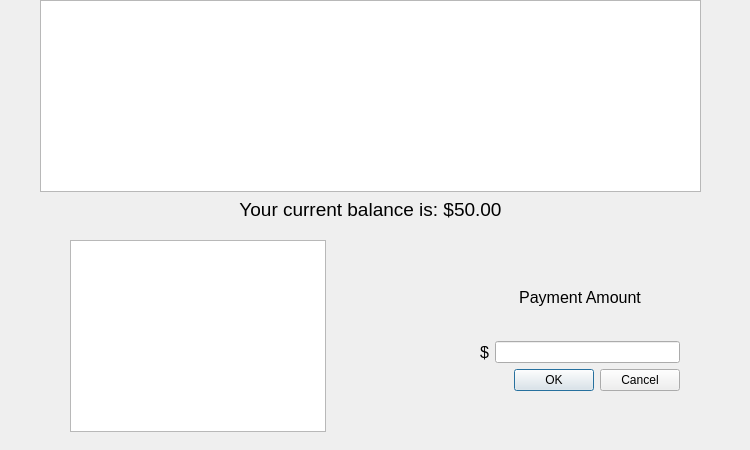
Old version of the form payfeeswindow.ui in the repository zoedmora/Library.
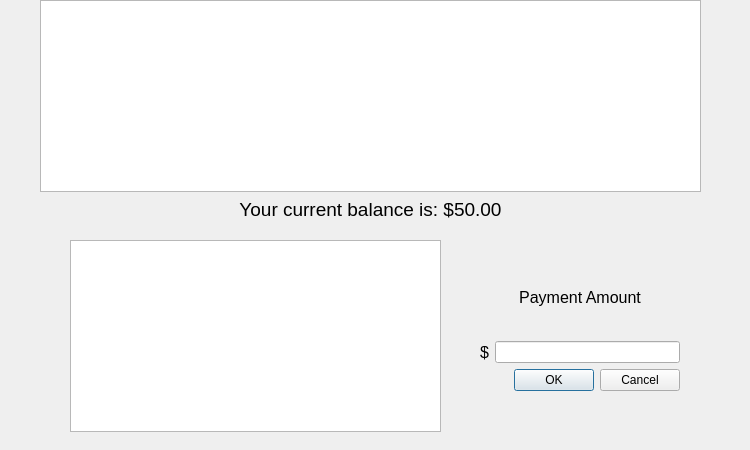
New version of the form.

```diff
--- a/payfeeswindow.ui
+++ b/payfeeswindow.ui
@@ -113,7 +113,7 @@
     <rect>
      <x>70</x>
      <y>240</y>
-     <width>256</width>
+     <width>371</width>
      <height>192</height>
     </rect>
    </property>
```
